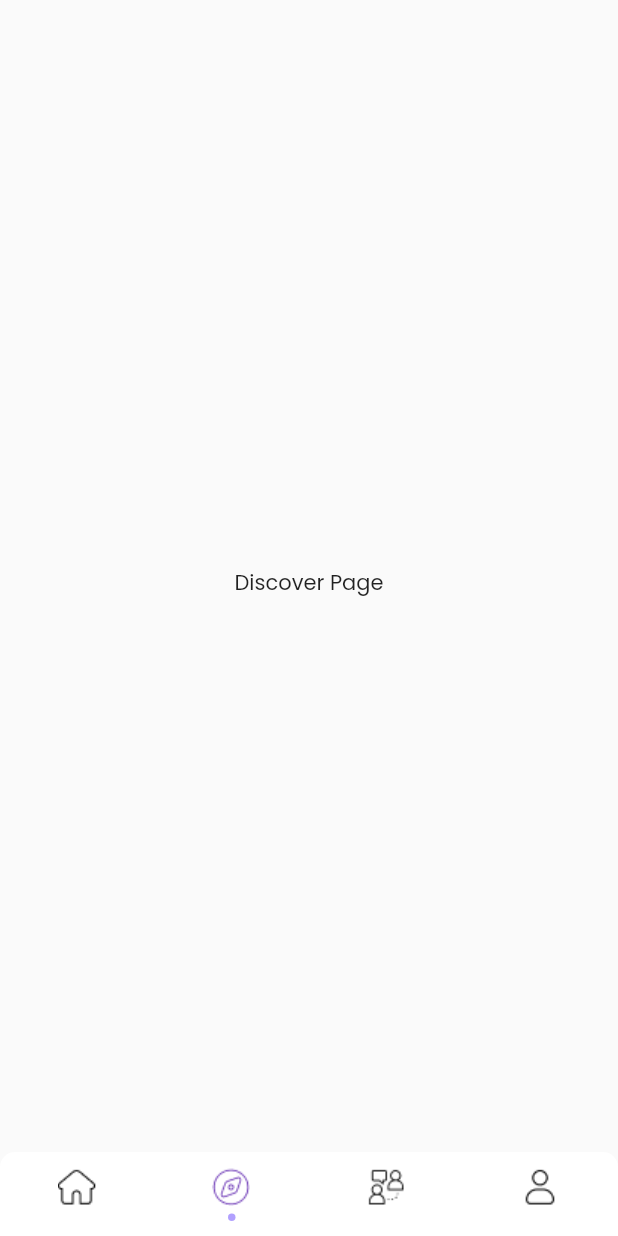
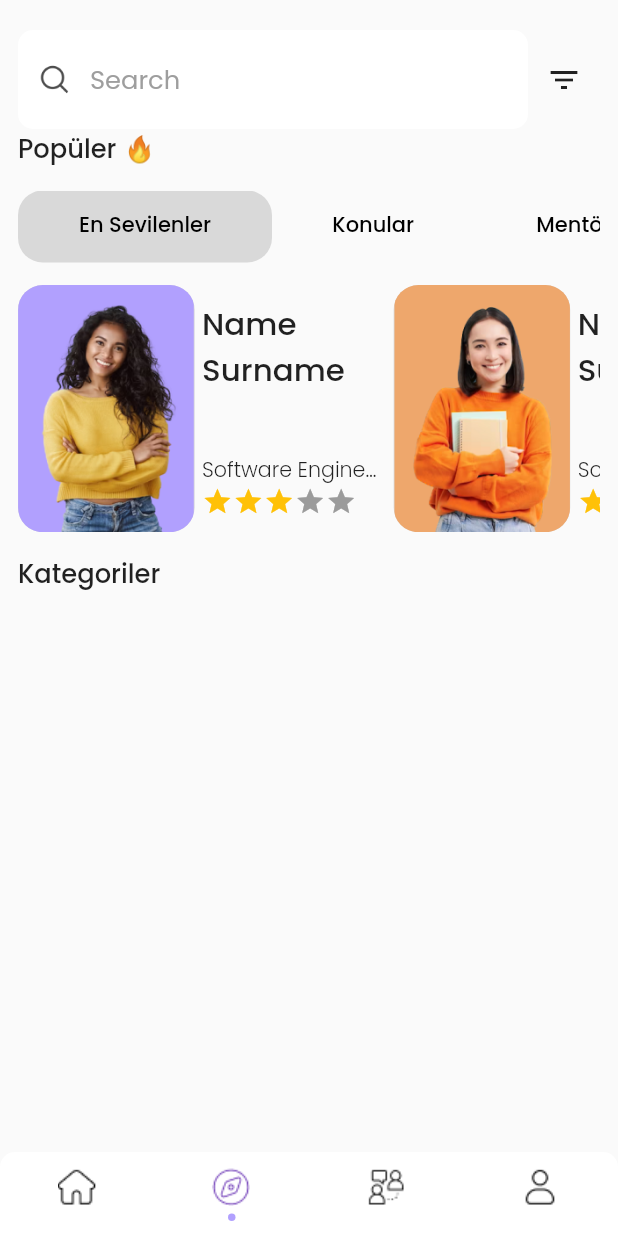
Before and after one commit to OUA-F92/oua-f92, a Flutter app: the screen it shows once a user with an empty profile is signed in, item 2 of the bottom bar chosen, on a phone screen of 412 x 824 dp. Run offline on Flutter 3.47's test engine with Material 2 defaults, Android fonts, the light colour scheme and no system bars; drawn by our look-alikes of flutter_rating_bar, persistent_bottom_nav_bar; our stand-ins replace anim_search_bar, cloud_firestore, expansion_tile_card, firebase_auth, firebase_core, get and 2 more; accounts and stored records are empty; project files that could hold a hidden picture were left out.

Commit message:
discover page ui

```diff
--- a/lib/main.dart
+++ b/lib/main.dart
@@ -3,6 +3,7 @@ import 'package:firebase_core/firebase_core.dart';
 import 'package:flutter/material.dart';
 import 'package:get/get.dart';
 import 'package:internet_connection_checker/internet_connection_checker.dart';
+import 'package:mentoru/providers/category_provider.dart';
 import 'package:mentoru/providers/user_provider.dart';
 import 'package:mentoru/ui/introduction/introduction_page.dart';
 import 'package:mentoru/utils/colors.dart';
@@ -42,7 +43,7 @@ class _MyAppState extends State<MyApp> {
           return InternetConnectionChecker().onStatusChange;
         },
         child: MultiProvider(
-          providers: [ChangeNotifierProvider(create: (_) => UserProvider())],
+          providers: [ChangeNotifierProvider(create: (_) => UserProvider()), ChangeNotifierProvider(create: (_) => CategoyProvider())],
           child: GetMaterialApp(
             debugShowCheckedModeBanner: false,
             theme: ThemeData(fontFamily: "Poppins"),
--- /dev/null
+++ b/lib/models/categories_model.dart
@@ -0,0 +1,22 @@
+import 'package:cloud_firestore/cloud_firestore.dart';
+
+class Categories {
+  final String name;
+  final String imageUrl;
+
+  Categories({required this.name, required this.imageUrl});
+
+  Map<String, dynamic> toJson() => {
+        "name": name,
+        "imageUrl": imageUrl,
+      };
+
+  static Categories fromSnap(DocumentSnapshot snap) {
+    var snapshot = snap.data() as Map<String, dynamic>;
+
+    return Categories(
+      name: snapshot["name"],
+      imageUrl: snapshot["imageUrl"],
+    );
+  }
+}
--- /dev/null
+++ b/lib/providers/category_provider.dart
@@ -0,0 +1,17 @@
+import 'package:flutter/foundation.dart';
+import 'package:mentoru/models/categories_model.dart';
+import 'package:mentoru/services/repository.dart';
+
+class CategoyProvider with ChangeNotifier {
+  Categories? categories;
+  final Repository repo = Repository();
+
+  Categories get getCategories => categories!;
+
+  Future<void> refreshUser() async {
+    // ignore: no_leading_underscores_for_local_identifiers
+    Categories _categories = await repo.getCategories();
+    categories = _categories;
+    notifyListeners();
+  }
+}
--- /dev/null
+++ b/lib/ui/discover/discover_page.dart
@@ -0,0 +1,88 @@
+import 'package:flutter/material.dart';
+import 'package:get/get.dart';
+import 'package:mentoru/providers/category_provider.dart';
+import 'package:mentoru/ui/discover/widgets/categories_list_widget.dart';
+import 'package:mentoru/ui/discover/widgets/horizontal_tab_list.dart';
+import 'package:mentoru/utils/colors.dart';
+import 'package:mentoru/widgets/title_text_widget.dart';
+import 'package:provider/provider.dart';
+
+import '../../widgets/app_bar_with_text.dart';
+
+class DiscoverPage extends StatefulWidget {
+  const DiscoverPage({super.key});
+
+  @override
+  State<DiscoverPage> createState() => _DiscoverPageState();
+}
+
+class _DiscoverPageState extends State<DiscoverPage> {
+  TextEditingController textController = TextEditingController();
+
+  @override
+  void initState() {
+    super.initState();
+    addData();
+  }
+
+  void addData() async {
+    CategoyProvider categoryProvider = Provider.of(context, listen: false);
+    await categoryProvider.refreshUser();
+  }
+
+  @override
+  Widget build(BuildContext context) {
+    return Scaffold(
+        body: GestureDetector(
+      onTap: () {
+        FocusScope.of(context).unfocus();
+      },
+      child: Padding(
+        padding: const EdgeInsets.symmetric(vertical: 20),
+        child: SingleChildScrollView(
+            child: Padding(
+          padding: const EdgeInsets.symmetric(horizontal: 12),
+          child: Column(
+            crossAxisAlignment: CrossAxisAlignment.start,
+            children: [
+              IntrinsicHeight(
+                child: Row(
+                  children: [
+                    Expanded(
+                      child: TextField(
+                        controller: textController,
+                        cursorColor: Colors.grey,
+                        decoration: InputDecoration(
+                            fillColor: Colors.white,
+                            filled: true,
+                            border: OutlineInputBorder(borderRadius: BorderRadius.circular(10), borderSide: BorderSide.none),
+                            hintText: 'Search',
+                            hintStyle: TextStyle(color: Colors.grey, fontSize: Get.width / 24),
+                            prefixIcon: Container(
+                              margin: EdgeInsets.symmetric(vertical: Get.width * 0.05),
+                              child: Image.asset(
+                                'assets/icons/search.png',
+                                color: darkGrayColor,
+                              ),
+                            )),
+                      ),
+                    ),
+                    IconButton(onPressed: () {}, icon: Icon(Icons.filter_list))
+                  ],
+                ),
+              ),
+              const TitleTextWidget(
+                title: "Popüler 🔥",
+              ),
+              const HorizontalTabList(),
+              const TitleTextWidget(
+                title: "Kategoriler",
+              ),
+              const CategoriesListWidget(),
+            ],
+          ),
+        )),
+      ),
+    ));
+  }
+}
--- /dev/null
+++ b/lib/ui/discover/widgets/discover_profile_card_widget.dart
@@ -0,0 +1,117 @@
+import 'package:flutter/material.dart';
+import 'package:get/get.dart';
+import 'package:mentoru/ui/discover/widgets/stars_widget.dart';
+
+import '../../../models/user.dart';
+import '../../../utils/colors.dart';
+
+class DiscoverProfileCardWidget extends StatefulWidget {
+  const DiscoverProfileCardWidget({
+    super.key,
+  });
+
+  @override
+  State<DiscoverProfileCardWidget> createState() => _DiscoverProfileCardWidgetState();
+}
+
+class _DiscoverProfileCardWidgetState extends State<DiscoverProfileCardWidget> {
+  List<User> profileInformations = [
+    User(
+        age: [],
+        occupation: ["Software Engineer"],
+        location: ["Meta"],
+        email: "email",
+        bio: [],
+        image: ["assets/image/profile (2).png"],
+        star: [],
+        uid: "",
+        username: "Name Surname"),
+    User(
+        age: [],
+        occupation: ["Software Engineer"],
+        location: ["Meta"],
+        email: "email",
+        bio: [],
+        image: ["assets/image/profile (3).png"],
+        star: [],
+        uid: "",
+        username: "Name Surname"),
+    User(
+        age: [],
+        occupation: ["Software Engineer"],
+        location: ["Meta"],
+        email: "email",
+        bio: [],
+        image: ["assets/image/profile (4).png"],
+        star: [],
+        uid: "",
+        username: "Name Surname"),
+    User(
+        age: [],
+        occupation: ["Software Engineer"],
+        location: ["Meta"],
+        email: "email",
+        bio: [],
+        image: ["assets/image/profile (2).png"],
+        star: [],
+        uid: "",
+        username: "Name Surname"),
+  ];
+  @override
+  Widget build(BuildContext context) {
+    return SizedBox(
+      height: Get.width / 2.5,
+      child: ListView.builder(
+        shrinkWrap: true,
+        itemCount: 3,
+        scrollDirection: Axis.horizontal,
+        itemBuilder: (context, index) {
+          return Padding(
+            padding: const EdgeInsets.only(right: 10),
+            child: Row(
+              crossAxisAlignment: CrossAxisAlignment.center,
+              mainAxisAlignment: MainAxisAlignment.center,
+              children: [
+                Container(
+                  width: Get.width / 3.5,
+                  height: Get.width / 2.5,
+                  decoration: BoxDecoration(
+                      color: lightWhiteColor,
+                      borderRadius: BorderRadius.circular(Get.width * 0.04),
+                      image: DecorationImage(image: AssetImage(profileInformations[index].image.first), fit: BoxFit.cover)),
+                ),
+                const SizedBox(
+                  width: 5,
+                ),
+                SizedBox(
+                  width: Get.width / 3.5,
+                  height: Get.width / 2.5,
+                  child: Column(
+                    crossAxisAlignment: CrossAxisAlignment.start,
+                    mainAxisAlignment: MainAxisAlignment.center,
+                    children: [
+                      Text(
+                        profileInformations[index].username,
+                        maxLines: 2,
+                        style: TextStyle(fontWeight: FontWeight.w500, fontSize: Get.width / 20, overflow: TextOverflow.ellipsis),
+                      ),
+                      SizedBox(
+                        height: Get.width * 0.1,
+                      ),
+                      Text(
+                        profileInformations[index].occupation.first,
+                        maxLines: 1,
+                        style: TextStyle(fontSize: Get.width / 30, fontWeight: FontWeight.w300, overflow: TextOverflow.ellipsis),
+                      ),
+                      const StarsWidget()
+                    ],
+                  ),
+                )
+              ],
+            ),
+          );
+        },
+      ),
+    );
+  }
+}
--- /dev/null
+++ b/lib/ui/discover/widgets/horizontal_tab_list.dart
@@ -0,0 +1,87 @@
+import 'package:flutter/foundation.dart';
+import 'package:flutter/material.dart';
+import 'package:flutter_rating_bar/flutter_rating_bar.dart';
+import 'package:get/get.dart';
+
+import '../../../models/user.dart';
+import '../../../utils/colors.dart';
+import 'discover_profile_card_widget.dart';
+
+class HorizontalTabList extends StatefulWidget {
+  const HorizontalTabList({super.key});
+
+  @override
+  State<HorizontalTabList> createState() => _HorizontalTabListState();
+}
+
+class _HorizontalTabListState extends State<HorizontalTabList> with SingleTickerProviderStateMixin {
+  late TabController _tabController;
+
+  final _selectedColor = const Color(0xff1a73e8);
+  final _tabs = [
+    SizedBox(width: Get.width / 3, child: const Tab(text: 'En Sevilenler')),
+    SizedBox(
+      width: Get.width / 4,
+      child: const Tab(text: 'Konular'),
+    ),
+    SizedBox(
+      width: Get.width / 3.5,
+      child: const Tab(text: 'Mentörler'),
+    ),
+    SizedBox(
+      width: Get.width / 4.5,
+      child: const Tab(text: 'Yeni'),
+    ),
+  ];
+
+  @override
+  void initState() {
+    _tabController = TabController(length: 4, vsync: this);
+    super.initState();
+  }
+
+  @override
+  void dispose() {
+    super.dispose();
+    _tabController.dispose();
+  }
+
+  @override
+  Widget build(BuildContext context) {
+    return Padding(
+      padding: const EdgeInsets.only(bottom: 15),
+      child: Column(
+        children: [
+          Padding(
+              padding: const EdgeInsets.symmetric(vertical: 15),
+              child: SizedBox(
+                child: TabBar(
+                  onTap: (value) {
+                    print(value);
+                  },
+                  isScrollable: true,
+                  controller: _tabController,
+                  tabs: _tabs
+                      .map((item) => Row(
+                            children: [
+                              item,
+                              const Divider(
+                                color: Colors.transparent,
+                              )
+                            ],
+                          ))
+                      .toList(),
+                  unselectedLabelColor: Colors.black,
+                  labelColor: Colors.black,
+                  indicator: BoxDecoration(
+                    borderRadius: BorderRadius.circular(Get.width * 0.04),
+                    color: lightWhiteColor,
+                  ),
+                ),
+              )),
+          const DiscoverProfileCardWidget()
+        ],
+      ),
+    );
+  }
+}
--- /dev/null
+++ b/lib/ui/discover/widgets/stars_widget.dart
@@ -0,0 +1,29 @@
+import 'package:flutter/material.dart';
+import 'package:flutter_rating_bar/flutter_rating_bar.dart';
+import 'package:get/get.dart';
+
+class StarsWidget extends StatelessWidget {
+  const StarsWidget({
+    super.key,
+  });
+
+  @override
+  Widget build(BuildContext context) {
+    return RatingBar.builder(
+      ignoreGestures: true,
+      initialRating: 3,
+      minRating: 1,
+      direction: Axis.horizontal,
+      allowHalfRating: true,
+      itemCount: 5,
+      itemSize: Get.width * 0.05,
+      itemBuilder: (context, _) => const Icon(
+        Icons.star,
+        color: Colors.amber,
+      ),
+      onRatingUpdate: (rating) {
+        print(rating);
+      },
+    );
+  }
+}
--- a/lib/ui/discover_page.dart
+++ /dev/null
@@ -1,37 +0,0 @@
-import 'package:flutter/material.dart';
-import 'package:internet_connection_checker/internet_connection_checker.dart';
-import 'package:provider/provider.dart';
-
-import '../../Widgets/internet_not_available.dart';
-
-class DiscoverPage extends StatelessWidget {
-  const DiscoverPage({super.key});
-
-  @override
-  Widget build(BuildContext context) {
-    return Scaffold(
-      body: Column(
-        mainAxisAlignment: MainAxisAlignment.start,
-        children: <Widget>[
-          Visibility(
-            visible: Provider.of<InternetConnectionStatus>(context) == InternetConnectionStatus.disconnected,
-            child: InternetNotAvailable(),
-          ),
-          Provider.of<InternetConnectionStatus>(context) == InternetConnectionStatus.disconnected
-              ? const Expanded(
-                  child: Center(
-                    child: Text(
-                      'Not connected',
-                    ),
-                  ),
-                )
-              : const Expanded(
-                  child: Center(
-                    child: Text("Discover Page"),
-                  ),
-                ),
-        ],
-      ),
-    );
-  }
-}
--- a/lib/widgets/custom_nav_bar.dart
+++ b/lib/widgets/custom_nav_bar.dart
@@ -3,7 +3,7 @@ import 'package:mentoru/ui/home/home_page.dart';
 import 'package:mentoru/utils/colors.dart';
 import 'package:persistent_bottom_nav_bar/persistent_tab_view.dart';
 
-import '../ui/discover_page.dart';
+import '../ui/discover/discover_page.dart';
 import '../ui/profile_page.dart';
 import '../ui/schedule_page.dart';
 
--- /dev/null
+++ b/lib/widgets/title_text_widget.dart
@@ -0,0 +1,18 @@
+import 'package:flutter/material.dart';
+import 'package:get/get.dart';
+
+class TitleTextWidget extends StatelessWidget {
+  final title;
+  const TitleTextWidget({
+    super.key,
+    this.title,
+  });
+
+  @override
+  Widget build(BuildContext context) {
+    return Text(
+      title,
+      style: TextStyle(fontSize: Get.width / 24, fontWeight: FontWeight.w500),
+    );
+  }
+}
--- a/pubspec.yaml
+++ b/pubspec.yaml
@@ -47,6 +47,9 @@ dependencies:
   syncfusion_flutter_charts: ^22.1.37
   flutter_svg: ^2.0.7
   expansion_tile_card: ^3.0.0
+  flutter_rating_bar: ^4.0.1
+  anim_search_bar: ^2.0.3
+  syncfusion_flutter_calendar: ^22.1.38
 
 dev_dependencies:
   flutter_test:
```
Also changed, not shown: lib/services/repository.dart (added, +11 -0 lines), lib/ui/discover/widgets/categories_list_widget.dart (added, +68 -0 lines), lib/ui/home/home_page.dart (+9 -11 lines), lib/widgets/app_bar_with_text.dart (added, +41 -0 lines), assets/icons/filter.png (added), assets/icons/search.png (added), pubspec.lock.
